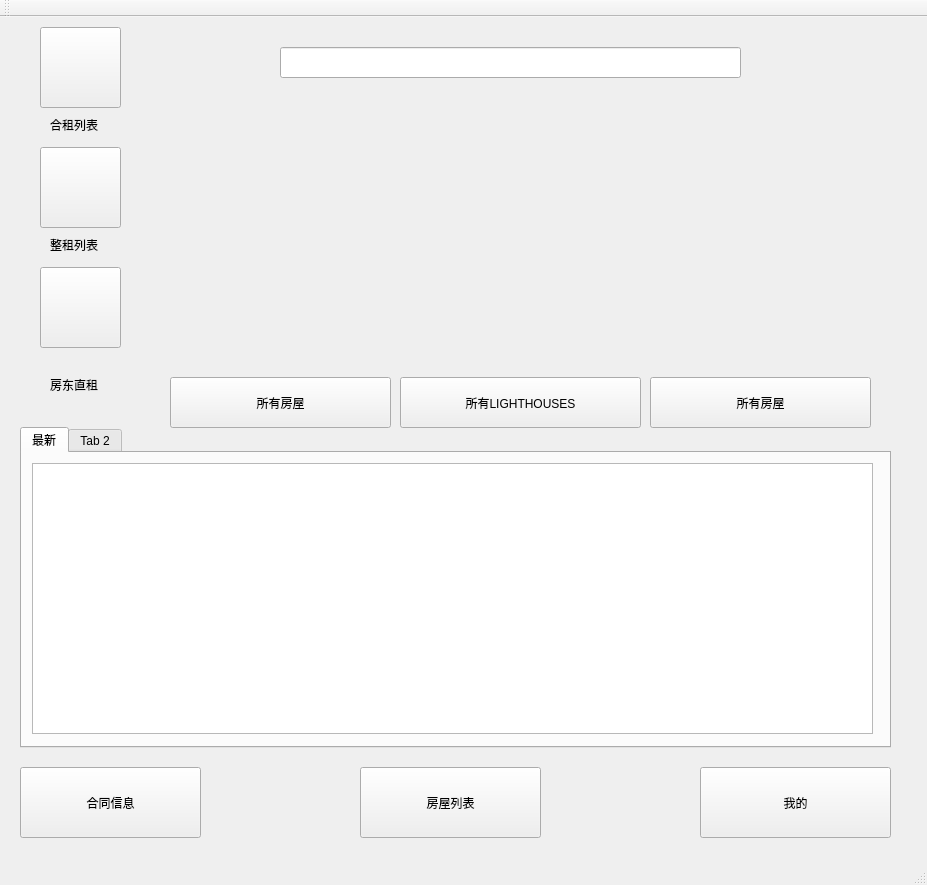
The window that MainLaunch_qt/mainwindow.ui (luohanqing0318/graduation-design) describes before a commit, drawn with Qt 5.
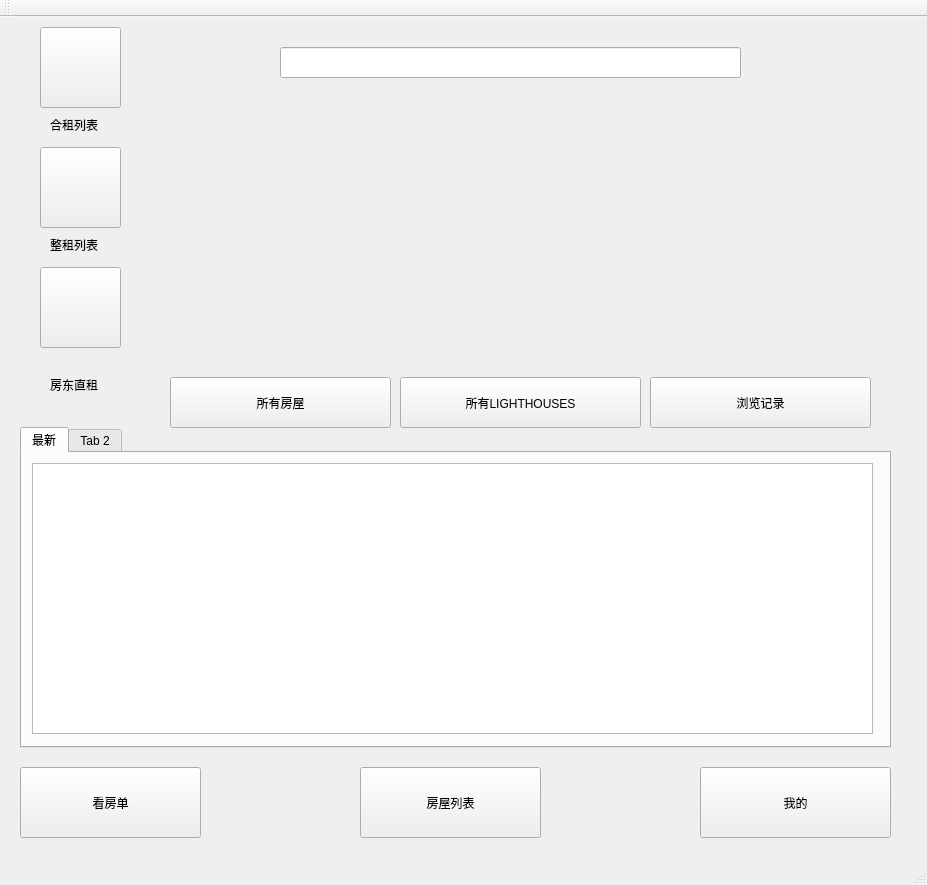
The same window after the commit. Icons and pictures are not drawn.

Patch:
```diff
--- a/MainLaunch_qt/mainwindow.ui
+++ b/MainLaunch_qt/mainwindow.ui
@@ -24,7 +24,7 @@
      </rect>
     </property>
     <property name="text">
-     <string>合同信息</string>
+     <string>看房单</string>
     </property>
    </widget>
    <widget class="QPushButton" name="pushButton_2">
@@ -239,7 +239,7 @@
      </rect>
     </property>
     <property name="text">
-     <string>所有房屋</string>
+     <string>浏览记录</string>
     </property>
    </widget>
   </widget>
```
